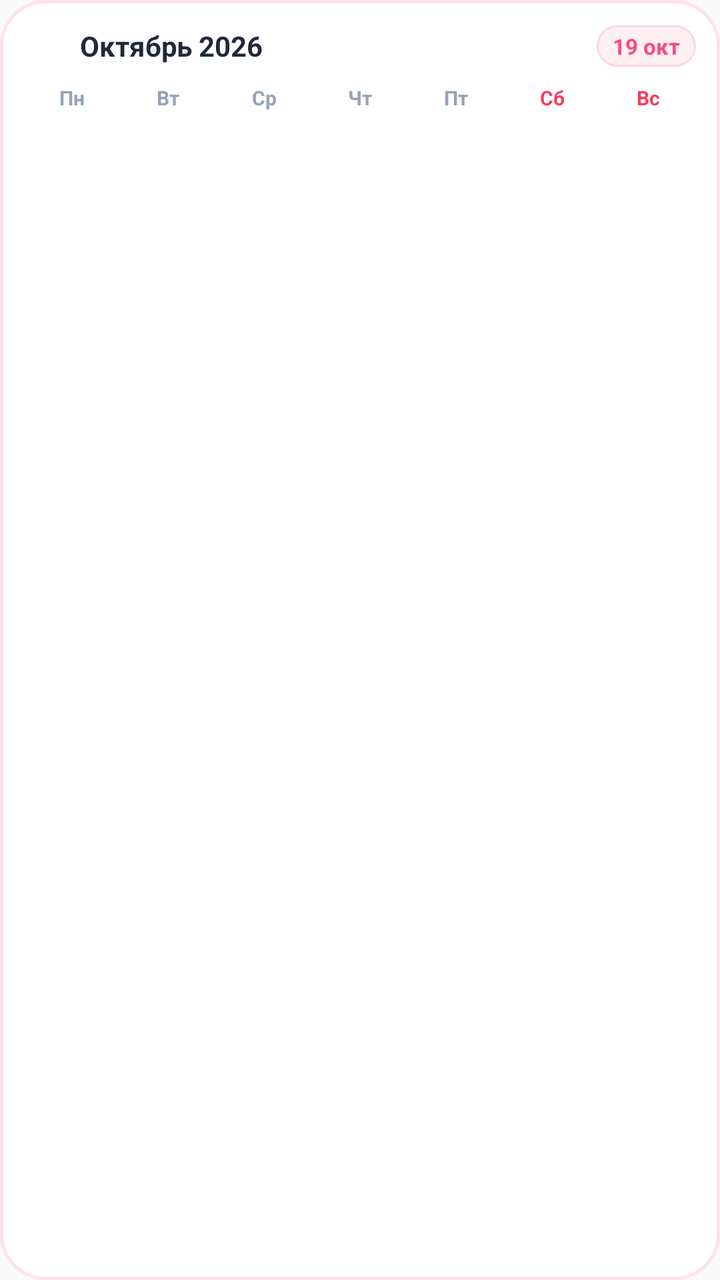
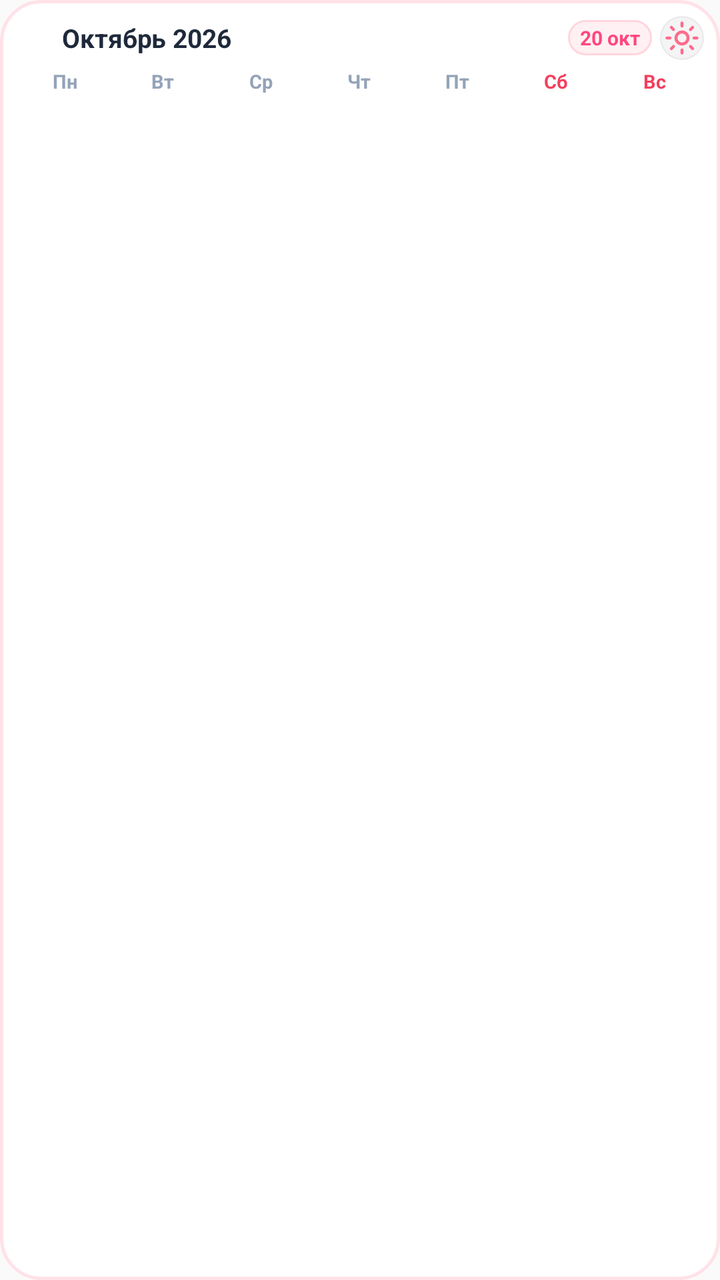

Screens rendered from an Android XML layout before and after an edit, with the pre-edit source and the edit as a unified diff.
<!-- AndroidManifest.xml: application theme AppTheme -->
<!-- res/layout/catlendar_widget.xml -->
<?xml version="1.0" encoding="utf-8"?>
<LinearLayout xmlns:android="http://schemas.android.com/apk/res/android"
    android:id="@+id/widget_root"
    android:layout_width="match_parent"
    android:layout_height="match_parent"
    android:background="@drawable/widget_background"
    android:orientation="vertical"
    android:padding="12dp">

    
    <RelativeLayout
        android:layout_width="match_parent"
        android:layout_height="wrap_content"
        android:gravity="center_vertical">

        <LinearLayout
            android:layout_width="wrap_content"
            android:layout_height="wrap_content"
            android:layout_alignParentStart="true"
            android:layout_centerVertical="true"
            android:gravity="center_vertical"
            android:orientation="horizontal">

            <ImageView
                android:id="@+id/widget_logo"
                android:layout_width="22dp"
                android:layout_height="22dp"
                android:layout_marginEnd="6dp"
                android:contentDescription="@string/app_name"
                android:src="@mipmap/ic_launcher_round" />

            <TextView
                android:id="@+id/widget_month_title"
                android:layout_width="wrap_content"
                android:layout_height="wrap_content"
                android:text="Октябрь 2026"
                android:textColor="#1E293B"
                android:textSize="14sp"
                android:textStyle="bold" />
        </LinearLayout>

        <TextView
            android:id="@+id/widget_today_badge"
            android:layout_width="wrap_content"
            android:layout_height="wrap_content"
            android:layout_alignParentEnd="true"
            android:layout_centerVertical="true"
            android:background="@drawable/widget_badge_bg"
            android:paddingStart="8dp"
            android:paddingTop="3dp"
            android:paddingEnd="8dp"
            android:paddingBottom="3dp"
            android:text="19 окт"
            android:textColor="#FF477E"
            android:textSize="11sp"
            android:textStyle="bold" />
    </RelativeLayout>

    
    <LinearLayout
        android:layout_width="match_parent"
        android:layout_height="wrap_content"
        android:layout_marginTop="8dp"
        android:layout_marginBottom="4dp"
        android:orientation="horizontal"
        android:weightSum="7">

        <TextView
            android:layout_width="0dp"
            android:layout_height="wrap_content"
            android:layout_weight="1"
            android:gravity="center"
            android:text="Пн"
            android:textColor="#94A3B8"
            android:textSize="10sp"
            android:textStyle="bold" />

        <TextView
            android:layout_width="0dp"
            android:layout_height="wrap_content"
            android:layout_weight="1"
            android:gravity="center"
            android:text="Вт"
            android:textColor="#94A3B8"
            android:textSize="10sp"
            android:textStyle="bold" />

        <TextView
            android:layout_width="0dp"
            android:layout_height="wrap_content"
            android:layout_weight="1"
            android:gravity="center"
            android:text="Ср"
            android:textColor="#94A3B8"
            android:textSize="10sp"
            android:textStyle="bold" />

        <TextView
            android:layout_width="0dp"
            android:layout_height="wrap_content"
            android:layout_weight="1"
            android:gravity="center"
            android:text="Чт"
            android:textColor="#94A3B8"
            android:textSize="10sp"
            android:textStyle="bold" />

        <TextView
            android:layout_width="0dp"
            android:layout_height="wrap_content"
            android:layout_weight="1"
            android:gravity="center"
            android:text="Пт"
            android:textColor="#94A3B8"
            android:textSize="10sp"
            android:textStyle="bold" />

        <TextView
            android:layout_width="0dp"
            android:layout_height="wrap_content"
            android:layout_weight="1"
            android:gravity="center"
            android:text="Сб"
            android:textColor="#F43F5E"
            android:textSize="10sp"
            android:textStyle="bold" />

        <TextView
            android:layout_width="0dp"
            android:layout_height="wrap_content"
            android:layout_weight="1"
            android:gravity="center"
            android:text="Вс"
            android:textColor="#F43F5E"
            android:textSize="10sp"
            android:textStyle="bold" />
    </LinearLayout>

    
    <ImageView
        android:id="@+id/widget_calendar_grid"
        android:layout_width="match_parent"
        android:layout_height="0dp"
        android:layout_weight="1"
        android:adjustViewBounds="true"
        android:contentDescription="Календарная сетка"
        android:scaleType="fitCenter" />

</LinearLayout>
<!-- resources referenced by this layout -->
<resources>
  <!-- drawable widget_background (drawable) -->
  <?xml version="1.0" encoding="utf-8"?>
  <shape xmlns:android="http://schemas.android.com/apk/res/android"
      android:shape="rectangle">
      <solid android:color="#FFFFFF" />
      <stroke
          android:width="1.5dp"
          android:color="#FFE2E8" />
      <corners android:radius="22dp" />
  </shape>
  <!-- drawable widget_badge_bg (drawable) -->
  <?xml version="1.0" encoding="utf-8"?>
  <shape xmlns:android="http://schemas.android.com/apk/res/android"
      android:shape="rectangle">
      <solid android:color="#FFF0F3" />
      <stroke
          android:width="1dp"
          android:color="#FFD6DE" />
      <corners android:radius="12dp" />
  </shape>
  <!-- mipmap ic_launcher_round (mipmap-anydpi-v26) -->
  <?xml version="1.0" encoding="utf-8"?>
  <adaptive-icon xmlns:android="http://schemas.android.com/apk/res/android">
      <background android:drawable="@color/ic_launcher_background"/>
      <foreground android:drawable="@mipmap/ic_launcher_foreground"/>
  </adaptive-icon>
  <string name="app_name">Catlendar</string>
  <style name="AppTheme" parent="Theme.AppCompat.Light.DarkActionBar">
          
          <item name="colorPrimary">@color/colorPrimary</item>
          <item name="colorPrimaryDark">@color/colorPrimaryDark</item>
          <item name="colorAccent">@color/colorAccent</item>
      </style>
  <color name="ic_launcher_background">#FFF2C9</color>
</resources>

<!-- the commit's change to res/layout/catlendar_widget.xml (unified diff, before → after) -->
@@ -3,29 +3,33 @@
     android:id="@+id/widget_root"
     android:layout_width="match_parent"
     android:layout_height="match_parent"
-    android:background="@drawable/widget_background"
+    android:background="@drawable/widget_bg_classic"
     android:orientation="vertical"
-    android:padding="12dp">
+    android:padding="8dp">
 
     
     <RelativeLayout
+        android:id="@+id/widget_header"
         android:layout_width="match_parent"
         android:layout_height="wrap_content"
         android:gravity="center_vertical">
 
+        
         <LinearLayout
+            android:id="@+id/widget_title_group"
             android:layout_width="wrap_content"
             android:layout_height="wrap_content"
             android:layout_alignParentStart="true"
             android:layout_centerVertical="true"
+            android:layout_toStartOf="@+id/widget_actions_group"
             android:gravity="center_vertical"
             android:orientation="horizontal">
 
             <ImageView
                 android:id="@+id/widget_logo"
-                android:layout_width="22dp"
-                android:layout_height="22dp"
-                android:layout_marginEnd="6dp"
+                android:layout_width="18dp"
+                android:layout_height="18dp"
+                android:layout_marginEnd="5dp"
                 android:contentDescription="@string/app_name"
                 android:src="@mipmap/ic_launcher_round" />
 
@@ -35,104 +39,135 @@
                 android:layout_height="wrap_content"
                 android:text="Октябрь 2026"
                 android:textColor="#1E293B"
-                android:textSize="14sp"
-                android:textStyle="bold" />
+                android:textSize="13sp"
+                android:textStyle="bold"
+                android:singleLine="true"
+                android:ellipsize="end" />
         </LinearLayout>
 
-        <TextView
-            android:id="@+id/widget_today_badge"
+        
+        <LinearLayout
+            android:id="@+id/widget_actions_group"
             android:layout_width="wrap_content"
             android:layout_height="wrap_content"
             android:layout_alignParentEnd="true"
             android:layout_centerVertical="true"
-            android:background="@drawable/widget_badge_bg"
-            android:paddingStart="8dp"
-            android:paddingTop="3dp"
-            android:paddingEnd="8dp"
-            android:paddingBottom="3dp"
-            android:text="19 окт"
-            android:textColor="#FF477E"
-            android:textSize="11sp"
-            android:textStyle="bold" />
+            android:gravity="center_vertical"
+            android:orientation="horizontal">
+
+            <TextView
+                android:id="@+id/widget_today_badge"
+                android:layout_width="wrap_content"
+                android:layout_height="wrap_content"
+                android:layout_marginEnd="4dp"
+                android:background="@drawable/widget_badge_bg"
+                android:paddingStart="6dp"
+                android:paddingTop="2dp"
+                android:paddingEnd="6dp"
+                android:paddingBottom="2dp"
+                android:text="20 окт"
+                android:textColor="#FF477E"
+                android:textSize="10sp"
+                android:textStyle="bold" />
+
+            <ImageView
+                android:id="@+id/widget_theme_toggle"
+                android:layout_width="22dp"
+                android:layout_height="22dp"
+                android:background="@drawable/widget_theme_btn_bg"
+                android:clickable="true"
+                android:contentDescription="Сменить тему виджета"
+                android:focusable="true"
+                android:padding="2dp"
+                android:src="@drawable/ic_widget_theme_sun" />
+        </LinearLayout>
     </RelativeLayout>
 
     
     <LinearLayout
+        android:id="@+id/widget_weekdays_row"
         android:layout_width="match_parent"
         android:layout_height="wrap_content"
-        android:layout_marginTop="8dp"
-        android:layout_marginBottom="4dp"
+        android:layout_marginTop="4dp"
+        android:layout_marginBottom="2dp"
         android:orientation="horizontal"
         android:weightSum="7">
 
         <TextView
+            android:id="@+id/widget_wd_1"
             android:layout_width="0dp"
             android:layout_height="wrap_content"
             android:layout_weight="1"
             android:gravity="center"
             android:text="Пн"
             android:textColor="#94A3B8"
-            android:textSize="10sp"
+            android:textSize="9.5sp"
             android:textStyle="bold" />
 
         <TextView
+            android:id="@+id/widget_wd_2"
             android:layout_width="0dp"
             android:layout_height="wrap_content"
             android:layout_weight="1"
             android:gravity="center"
             android:text="Вт"
             android:textColor="#94A3B8"
-            android:textSize="10sp"
+            android:textSize="9.5sp"
             android:textStyle="bold" />
 
         <TextView
+            android:id="@+id/widget_wd_3"
             android:layout_width="0dp"
             android:layout_height="wrap_content"
             android:layout_weight="1"
             android:gravity="center"
             android:text="Ср"
             android:textColor="#94A3B8"
-            android:textSize="10sp"
+            android:textSize="9.5sp"
             android:textStyle="bold" />
 
         <TextView
+            android:id="@+id/widget_wd_4"
             android:layout_width="0dp"
             android:layout_height="wrap_content"
             android:layout_weight="1"
             android:gravity="center"
             android:text="Чт"
             android:textColor="#94A3B8"
-            android:textSize="10sp"
+            android:textSize="9.5sp"
             android:textStyle="bold" />
 
         <TextView
+            android:id="@+id/widget_wd_5"
             android:layout_width="0dp"
             android:layout_height="wrap_content"
             android:layout_weight="1"
             android:gravity="center"
             android:text="Пт"
             android:textColor="#94A3B8"
-            android:textSize="10sp"
+            android:textSize="9.5sp"
             android:textStyle="bold" />
 
         <TextView
+            android:id="@+id/widget_wd_6"
             android:layout_width="0dp"
             android:layout_height="wrap_content"
             android:layout_weight="1"
             android:gravity="center"
             android:text="Сб"
             android:textColor="#F43F5E"
-            android:textSize="10sp"
+            android:textSize="9.5sp"
             android:textStyle="bold" />
 
         <TextView
+            android:id="@+id/widget_wd_7"
             android:layout_width="0dp"
             android:layout_height="wrap_content"
             android:layout_weight="1"
             android:gravity="center"
             android:text="Вс"
             android:textColor="#F43F5E"
-            android:textSize="10sp"
+            android:textSize="9.5sp"
             android:textStyle="bold" />
     </LinearLayout>
 
<!-- resource entries referenced after the edit -->
@@ -1,15 +1,25 @@
 <!-- resources referenced by this layout -->
 <resources>
-  <!-- drawable widget_background (drawable) -->
-  <?xml version="1.0" encoding="utf-8"?>
-  <shape xmlns:android="http://schemas.android.com/apk/res/android"
-      android:shape="rectangle">
-      <solid android:color="#FFFFFF" />
-      <stroke
-          android:width="1.5dp"
-          android:color="#FFE2E8" />
-      <corners android:radius="22dp" />
-  </shape>
+  <!-- drawable ic_widget_theme_sun (drawable) -->
+  <vector xmlns:android="http://schemas.android.com/apk/res/android"
+      android:width="20dp"
+      android:height="20dp"
+      android:viewportWidth="24"
+      android:viewportHeight="24">
+      <path
+          android:fillColor="#00000000"
+          android:strokeColor="#FF6B8B"
+          android:strokeWidth="2"
+          android:strokeLineCap="round"
+          android:strokeLineJoin="round"
+          android:pathData="M12,12m-4,0a4,4 0,1 1,8 0a4,4 0,1 1,-8 0" />
+      <path
+          android:fillColor="#00000000"
+          android:strokeColor="#FF6B8B"
+          android:strokeWidth="2"
+          android:strokeLineCap="round"
+          android:pathData="M12,2v2M12,20v2M4.93,4.93l1.41,1.41M17.66,17.66l1.41,1.41M2,12h2M20,12h2M4.93,19.07l1.41,-1.41M17.66,6.34l1.41,-1.41" />
+  </vector>
   <!-- drawable widget_badge_bg (drawable) -->
   <?xml version="1.0" encoding="utf-8"?>
   <shape xmlns:android="http://schemas.android.com/apk/res/android"
@@ -19,6 +29,26 @@
           android:width="1dp"
           android:color="#FFD6DE" />
       <corners android:radius="12dp" />
+  </shape>
+  <!-- drawable widget_bg_classic (drawable) -->
+  <?xml version="1.0" encoding="utf-8"?>
+  <shape xmlns:android="http://schemas.android.com/apk/res/android"
+      android:shape="rectangle">
+      <solid android:color="#FFFFFF" />
+      <stroke
+          android:width="1.5dp"
+          android:color="#FFE2E8" />
+      <corners android:radius="20dp" />
+  </shape>
+  <!-- drawable widget_theme_btn_bg (drawable) -->
+  <?xml version="1.0" encoding="utf-8"?>
+  <shape xmlns:android="http://schemas.android.com/apk/res/android"
+      android:shape="rectangle">
+      <solid android:color="#14787880" />
+      <stroke
+          android:width="0.8dp"
+          android:color="#20787880" />
+      <corners android:radius="11dp" />
   </shape>
   <!-- mipmap ic_launcher_round (mipmap-anydpi-v26) -->
   <?xml version="1.0" encoding="utf-8"?>
